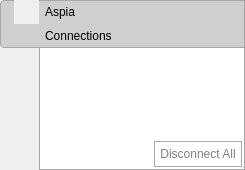
The window that source/host/ui/host_notifier_window.ui (dchapyshev/aspia) describes before a commit, drawn with Qt 5.
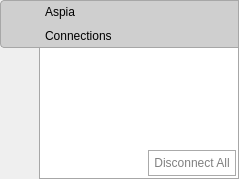
The same window after the commit. Icons and pictures are not drawn.

Commit message: - Fixed display of a notifier with a large DPI.

```diff
--- a/source/host/ui/host_notifier_window.ui
+++ b/source/host/ui/host_notifier_window.ui
@@ -6,14 +6,11 @@
    <rect>
     <x>0</x>
     <y>0</y>
-    <width>245</width>
-    <height>170</height>
+    <width>239</width>
+    <height>179</height>
    </rect>
   </property>
-  <layout class="QHBoxLayout" name="horizontalLayout">
-   <property name="spacing">
-    <number>0</number>
-   </property>
+  <layout class="QGridLayout" name="gridLayout">
    <property name="leftMargin">
     <number>0</number>
    </property>
@@ -26,15 +23,31 @@
    <property name="bottomMargin">
     <number>0</number>
    </property>
-   <item>
-    <layout class="QVBoxLayout" name="vertical_layout_left">
      <property name="spacing">
+    <number>0</number>
+   </property>
+   <item row="0" column="0">
+    <widget class="QWidget" name="icons" native="true">
+     <layout class="QVBoxLayout" name="verticalLayout">
+      <property name="spacing">
+       <number>0</number>
+      </property>
+      <property name="leftMargin">
+       <number>0</number>
+      </property>
+      <property name="topMargin">
+       <number>0</number>
+      </property>
+      <property name="rightMargin">
+       <number>0</number>
+      </property>
+      <property name="bottomMargin">
       <number>0</number>
      </property>
      <item>
       <widget class="QLabel" name="label_icon">
        <property name="sizePolicy">
-        <sizepolicy hsizetype="Fixed" vsizetype="Fixed">
+         <sizepolicy hsizetype="Minimum" vsizetype="Fixed">
          <horstretch>0</horstretch>
          <verstretch>0</verstretch>
         </sizepolicy>
@@ -96,7 +109,93 @@
        </property>
       </widget>
      </item>
+     </layout>
+    </widget>
+   </item>
+   <item row="0" column="1">
+    <widget class="QWidget" name="title" native="true">
+     <layout class="QVBoxLayout" name="verticalLayout_2">
+      <property name="spacing">
+       <number>0</number>
+      </property>
+      <property name="leftMargin">
+       <number>0</number>
+      </property>
+      <property name="topMargin">
+       <number>0</number>
+      </property>
+      <property name="rightMargin">
+       <number>0</number>
+      </property>
+      <property name="bottomMargin">
+       <number>0</number>
+      </property>
      <item>
+       <widget class="QLabel" name="label_title">
+        <property name="sizePolicy">
+         <sizepolicy hsizetype="Preferred" vsizetype="Fixed">
+          <horstretch>0</horstretch>
+          <verstretch>0</verstretch>
+         </sizepolicy>
+        </property>
+        <property name="minimumSize">
+         <size>
+          <width>0</width>
+          <height>24</height>
+         </size>
+        </property>
+        <property name="styleSheet">
+         <string notr="true">border: 1px;
+border-color: #A7A7A7;
+border-top-style: solid;
+border-right-style: solid;
+color: black;
+padding: 3px;
+background: #CFCFCF;</string>
+        </property>
+        <property name="text">
+         <string notr="true">&lt;html&gt;&lt;head/&gt;&lt;body&gt;&lt;p&gt;Aspia&lt;/p&gt;&lt;/body&gt;&lt;/html&gt;</string>
+        </property>
+        <property name="textFormat">
+         <enum>Qt::RichText</enum>
+        </property>
+       </widget>
+      </item>
+      <item>
+       <widget class="QLabel" name="label_connections">
+        <property name="sizePolicy">
+         <sizepolicy hsizetype="Preferred" vsizetype="Fixed">
+          <horstretch>0</horstretch>
+          <verstretch>0</verstretch>
+         </sizepolicy>
+        </property>
+        <property name="minimumSize">
+         <size>
+          <width>0</width>
+          <height>24</height>
+         </size>
+        </property>
+        <property name="styleSheet">
+         <string notr="true">color: black;
+padding: 3px;
+border: 1px;
+border-color: #A7A7A7;
+border-bottom-style: solid;
+border-right-style: solid;
+background: #CFCFCF;</string>
+        </property>
+        <property name="text">
+         <string>Connections</string>
+        </property>
+        <property name="textFormat">
+         <enum>Qt::PlainText</enum>
+        </property>
+       </widget>
+      </item>
+     </layout>
+    </widget>
+   </item>
+   <item row="1" column="0">
       <spacer name="vertical_spacer">
        <property name="orientation">
         <enum>Qt::Vertical</enum>
@@ -104,25 +203,29 @@
        <property name="sizeHint" stdset="0">
         <size>
          <width>20</width>
-         <height>40</height>
+       <height>128</height>
         </size>
        </property>
       </spacer>
      </item>
-    </layout>
-   </item>
-   <item>
+   <item row="1" column="1">
     <widget class="QWidget" name="content" native="true">
      <property name="styleSheet">
       <string notr="true">#content {
 border: 1px;
 border-color: #A7A7A7;
-border-style: solid;
+border-left-style: solid;
+border-right-style: solid;
+border-bottom-style: solid;
+border-top-style: none;
 background: white;
 padding: 30px;
 }</string>
      </property>
-     <layout class="QGridLayout" name="gridLayout">
+     <layout class="QVBoxLayout" name="verticalLayout_3">
+      <property name="spacing">
+       <number>0</number>
+      </property>
       <property name="leftMargin">
        <number>0</number>
       </property>
@@ -135,41 +238,7 @@
       <property name="bottomMargin">
        <number>0</number>
       </property>
-      <property name="spacing">
-       <number>0</number>
-      </property>
-      <item row="1" column="0">
-       <widget class="QLabel" name="label_connections">
-        <property name="sizePolicy">
-         <sizepolicy hsizetype="Preferred" vsizetype="Fixed">
-          <horstretch>0</horstretch>
-          <verstretch>0</verstretch>
-         </sizepolicy>
-        </property>
-        <property name="minimumSize">
-         <size>
-          <width>0</width>
-          <height>24</height>
-         </size>
-        </property>
-        <property name="styleSheet">
-         <string notr="true">color: black;
-padding: 3px;
-border: 1px;
-border-color: #A7A7A7;
-border-bottom-style: solid;
-border-right-style: solid;
-background: #CFCFCF;</string>
-        </property>
-        <property name="text">
-         <string>Connections</string>
-        </property>
-        <property name="textFormat">
-         <enum>Qt::PlainText</enum>
-        </property>
-       </widget>
-      </item>
-      <item row="2" column="0">
+      <item>
        <widget class="QTreeWidget" name="tree">
         <property name="sizePolicy">
          <sizepolicy hsizetype="Expanding" vsizetype="Expanding">
@@ -181,11 +250,11 @@
          <enum>Qt::CustomContextMenu</enum>
         </property>
         <property name="styleSheet">
-         <string notr="true">border: 1px;
-border-color: #A7A7A7;
-border-right-style: solid;
-border-left-style: solid;
-margin-top: 2px;</string>
+         <string notr="true">border: none;
+margin: 2px;</string>
+        </property>
+        <property name="frameShape">
+         <enum>QFrame::NoFrame</enum>
         </property>
         <property name="selectionBehavior">
          <enum>QAbstractItemView::SelectItems</enum>
@@ -203,7 +272,7 @@
         </column>
        </widget>
       </item>
-      <item row="3" column="0">
+      <item>
        <layout class="QHBoxLayout" name="bottom_layout">
         <property name="spacing">
          <number>3</number>
@@ -259,37 +328,6 @@
         </item>
        </layout>
       </item>
-      <item row="0" column="0">
-       <widget class="QLabel" name="label_title">
-        <property name="sizePolicy">
-         <sizepolicy hsizetype="Preferred" vsizetype="Fixed">
-          <horstretch>0</horstretch>
-          <verstretch>0</verstretch>
-         </sizepolicy>
-        </property>
-        <property name="minimumSize">
-         <size>
-          <width>0</width>
-          <height>24</height>
-         </size>
-        </property>
-        <property name="styleSheet">
-         <string notr="true">border: 1px;
-border-color: #A7A7A7;
-border-top-style: solid;
-border-right-style: solid;
-color: black;
-padding: 3px;
-background: #CFCFCF;</string>
-        </property>
-        <property name="text">
-         <string notr="true">&lt;html&gt;&lt;head/&gt;&lt;body&gt;&lt;p&gt;Aspia&lt;/p&gt;&lt;/body&gt;&lt;/html&gt;</string>
-        </property>
-        <property name="textFormat">
-         <enum>Qt::RichText</enum>
-        </property>
-       </widget>
-      </item>
      </layout>
     </widget>
    </item>
```
Lines whose indentation alone changed are shown as unchanged. The commit also changes 1 other file.
